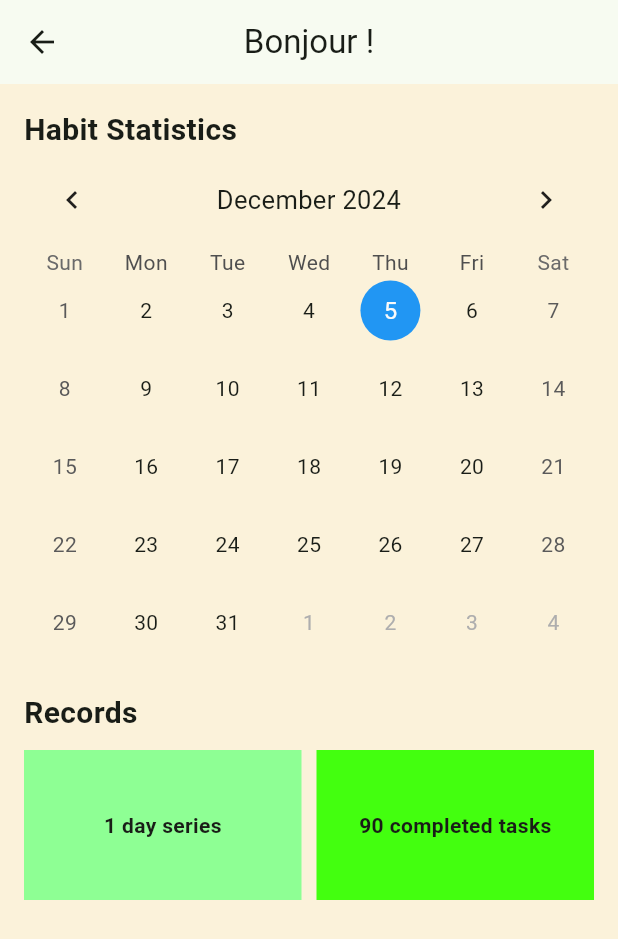
After one commit to Lyly213/Projet-Flutter-B3Q1, a Flutter app: the StatisticsPage screen opened directly, on a phone screen of 412 x 824 dp. The commit adds this screen. Shown: the top 939 px of the screen. Run offline on Flutter 3.47's test engine with Material 3 defaults, Android fonts, the phone set to English and light mode, and no system bars; drawn by our look-alikes of table_calendar; our stand-ins replace firebase_auth, firebase_core, flutter_bloc, flutter_svg; accounts and stored records are empty; network calls fail.

Commit message:
Ajout page statistics

```diff
--- a/flutterb3q1/lib/main.dart
+++ b/flutterb3q1/lib/main.dart
@@ -23,6 +23,8 @@ class MyApp extends StatelessWidget {
     return MaterialApp(
       title: 'Habit Tracker',
       theme: ThemeData(
+        primaryColor: const Color(0xFF6B8E23),
+        scaffoldBackgroundColor: const Color.fromARGB(255, 251, 242, 218),
         colorScheme: ColorScheme.fromSeed(seedColor: const Color.fromARGB(255, 173, 255, 159)),
         useMaterial3: true,
       ),
--- /dev/null
+++ b/flutterb3q1/lib/pages/statistics_page.dart
@@ -0,0 +1,91 @@
+import 'package:flutter/material.dart';
+import 'package:table_calendar/table_calendar.dart';
+
+class StatisticsPage extends StatelessWidget {
+  const StatisticsPage({super.key});
+
+  @override
+  Widget build(BuildContext context) {
+    return Scaffold(
+      appBar: AppBar(
+        title: const Text('Bonjour !'),
+        centerTitle: true, // Place le texte au centre
+      ),
+
+      body: Padding(
+        padding: const EdgeInsets.all(16.0),
+        child: Column(
+          crossAxisAlignment: CrossAxisAlignment.start, // Aligne le contenu à gauche
+          children: [
+            const Text(
+              'Habit Statistics',
+              style: TextStyle(
+                fontSize: 20, // Taille légèrement plus petite
+                fontWeight: FontWeight.bold,
+              ),
+            ),
+            TableCalendar(
+              firstDay: DateTime.utc(2020, 1, 1),
+              lastDay: DateTime.utc(2030, 12, 31),
+              focusedDay: DateTime.now(),
+              calendarStyle: const CalendarStyle(
+                todayDecoration: BoxDecoration(
+                  color: Colors.blue,
+                  shape: BoxShape.circle,
+                ),
+                selectedDecoration: BoxDecoration(
+                  color: Colors.blueAccent,
+                  shape: BoxShape.circle,
+                ),
+              ),
+              headerStyle: const HeaderStyle(
+                formatButtonVisible: false,
+                titleCentered: true,
+              ),
+              onDaySelected: (selectedDay, focusedDay) {
+                // Gérer la sélection d'une date
+              },
+            ),
+            const SizedBox(height: 20), // Espace entre le calendrier et le titre
+            const Text(
+              'Records',
+              style: TextStyle(
+                fontSize: 20,
+                fontWeight: FontWeight.bold,
+              ),
+            ),
+            const SizedBox(height: 10), // Espace entre le titre et les carrés
+            Row(
+              mainAxisAlignment: MainAxisAlignment.spaceBetween,
+              children: [
+                Expanded(
+                  child: Container(
+                    height: 100,
+                    color: const Color.fromARGB(255, 142, 255, 148),
+                    alignment: Alignment.center,
+                    child: const Text(
+                      '1 day series',
+                      style: TextStyle(fontWeight: FontWeight.bold),
+                    ),
+                  ),
+                ),
+                const SizedBox(width: 10), // Espace entre les deux carrés
+                Expanded(
+                  child: Container(
+                    height: 100,
+                    color: const Color.fromARGB(255, 67, 255, 15),
+                    alignment: Alignment.center,
+                    child: const Text(
+                      '90 completed tasks',
+                      style: TextStyle(fontWeight: FontWeight.bold),
+                    ),
+                  ),
+                ),
+              ],
+            ),
+          ],
+        ),
+      ),
+    );
+  }
+}
--- a/flutterb3q1/pubspec.yaml
+++ b/flutterb3q1/pubspec.yaml
@@ -38,6 +38,8 @@ dependencies:
   flutter_bloc: ^8.1.6
   firebase_core: ^3.8.0
   firebase_auth: ^5.3.3
+  flutter_svg: ^1.1.6
+  table_calendar: ^3.1.2
 
 dev_dependencies:
   flutter_test:
@@ -62,7 +64,8 @@ flutter:
   uses-material-design: true
 
   # To add assets to your application, add an assets section, like this:
-  # assets:
+  assets:
+    - img/statistics.svg
   #   - images/a_dot_burr.jpeg
   #   - images/a_dot_ham.jpeg
 
```
Also changed, not shown: flutterb3q1/lib/pages/add_page.dart (+17 -1 lines), flutterb3q1/lib/pages/welcome_page.dart (+59 -26 lines), flutterb3q1/img/statistics.svg (added).
